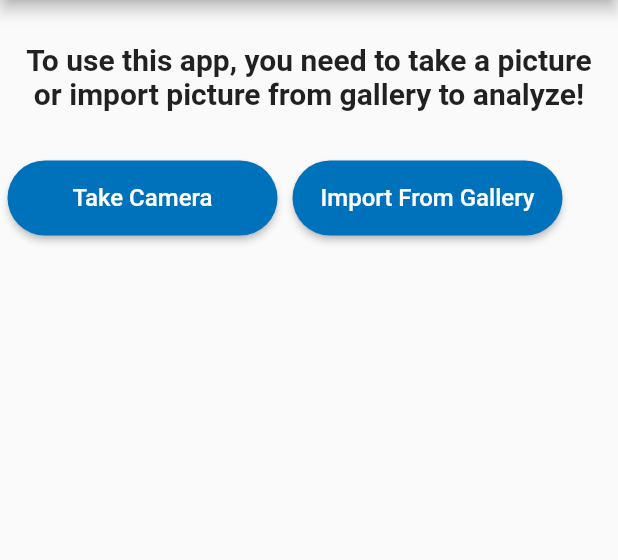
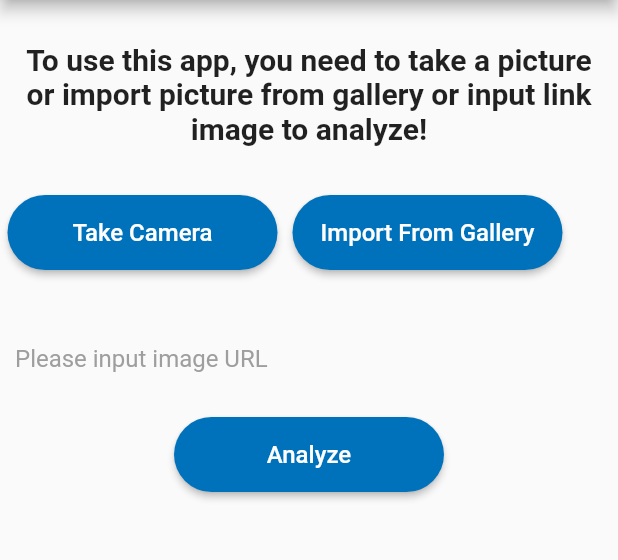
Before and after one commit to MonipichMP/thing_translator, a Flutter app: the screen it shows after launch, on a phone screen of 412 x 824 dp, the part 84-644 px from its top. Run offline on Flutter 3.47's test engine with Material 2 defaults, Android fonts, the phone set to English and light mode, and no system bars; our stand-ins replace camera, image_picker; missing offline and left inert: esys_flutter_share.

Commit message:
feature: parse link image to analyze from google vison

```diff
--- a/lib/home_page.dart
+++ b/lib/home_page.dart
@@ -5,6 +5,7 @@ import 'dart:ui';
 import 'package:flutter/material.dart';
 import 'package:camera/camera.dart';
 import 'package:image_picker/image_picker.dart';
+import 'package:thingtranslator/screens/showModel.dart';
 import 'package:thingtranslator/take_picture/camera_screen.dart';
 
 class HomePage extends StatefulWidget {
@@ -19,6 +20,7 @@ class _HomePageState extends State<HomePage> {
   Future<void> _initializeControllerFuture;
   bool isCameraReady = false;
   bool showCapturedPhoto = false;
+  TextEditingController value = TextEditingController();
 
   @override
   void initState() {
@@ -105,6 +107,29 @@ class _HomePageState extends State<HomePage> {
       ),
     );
 
+final buttonCheckScore = Padding(
+      padding: const EdgeInsets.all(5.0),
+      child: SizedBox(
+        width: 180,
+        height: 50,
+        child: RaisedButton(
+          padding: EdgeInsets.all(4.0),
+          textColor: Colors.white,
+          color: Color(0xff0072BB),
+          onPressed: () {
+            Navigator.push(
+              context,
+              MaterialPageRoute(
+                builder: (context) => ShowModel(imageUrl: value.text,),
+              ),
+            );
+          },
+          shape:
+          RoundedRectangleBorder(borderRadius: BorderRadius.circular(50)),
+          child: new Text("Analyze", style: TextStyle(fontSize: 16)),
+        ),
+      ),
+    );
 
     final body = SingleChildScrollView(
       child: Column(
@@ -115,7 +140,7 @@ class _HomePageState extends State<HomePage> {
           Center(
             child: Padding(
               padding: const EdgeInsets.all(8.0),
-              child: Text("To use this app, you need to take a picture or import picture from gallery to analyze!",
+              child: Text("To use this app, you need to take a picture or import picture from gallery or input link image to analyze!",
                 style: TextStyle(
                   fontSize: 20.0,
                   fontWeight: FontWeight.bold,
@@ -137,6 +162,21 @@ class _HomePageState extends State<HomePage> {
             height: 20,
           ),
           Padding(
+            padding: EdgeInsets.all(10.0),
+            child: TextField(
+                controller: value,
+                decoration: InputDecoration(
+                    border: InputBorder.none,
+                    hintText: 'Please input image URL',
+                    hintStyle: TextStyle(color: Colors.grey),
+                  ),
+              ),
+          ),
+              buttonCheckScore,
+          SizedBox(
+            height: 20,
+          ),
+          Padding(
             padding: EdgeInsets.all(5.0),
             child:  _image != null ? Container(
               width: 350,
@@ -145,10 +185,8 @@ class _HomePageState extends State<HomePage> {
                   image: DecorationImage(
                       fit: BoxFit.fill, image: FileImage(_image)),
               ),
-            ) : null
-            ,
+            ) : null,
           )
-
         ],
       ),
     );
```
Also changed, not shown: lib/apis/label_api.dart (added, +48 -0 lines), lib/models/label_annotation.dart (added, +31 -0 lines), lib/screens/showModel.dart (added, +101 -0 lines), 6 other files.
